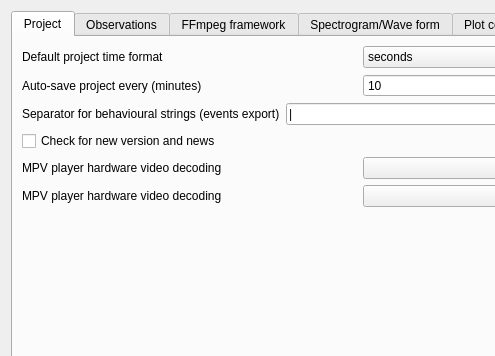
Above: boris/preferences.ui from olivierfriard/BORIS before the change; both pictures show x 0 to 495 and y 0 to 356 of the 719 by 554 pixel window. Below: the same form after it.
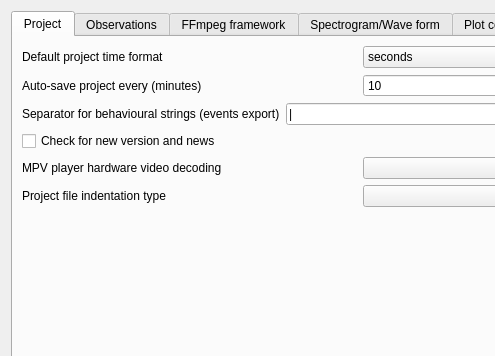
That is the form after the change.

Patch:
```diff
--- a/boris/preferences.ui
+++ b/boris/preferences.ui
@@ -125,7 +125,7 @@
            <item>
             <widget class="QLabel" name="lb_hwdec_2">
              <property name="text">
-              <string>MPV player hardware video decoding</string>
+              <string>Project file indentation type</string>
              </property>
             </widget>
            </item>
```
Left out of the diff: 2 changed lines with no effect on the pictures.
